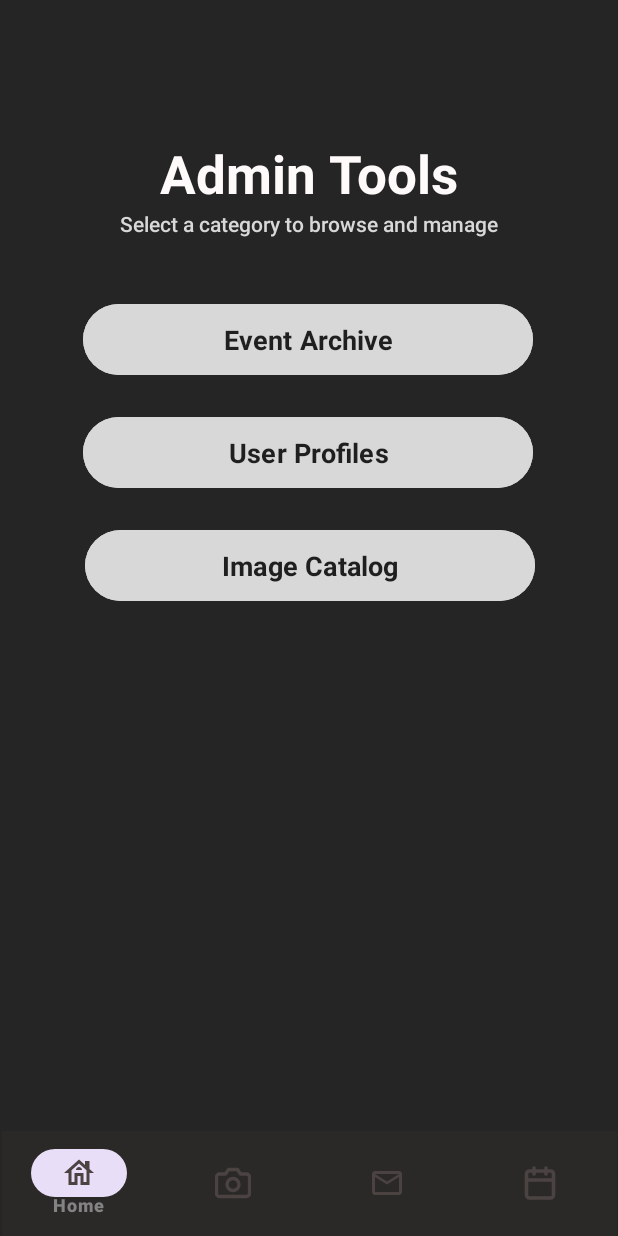
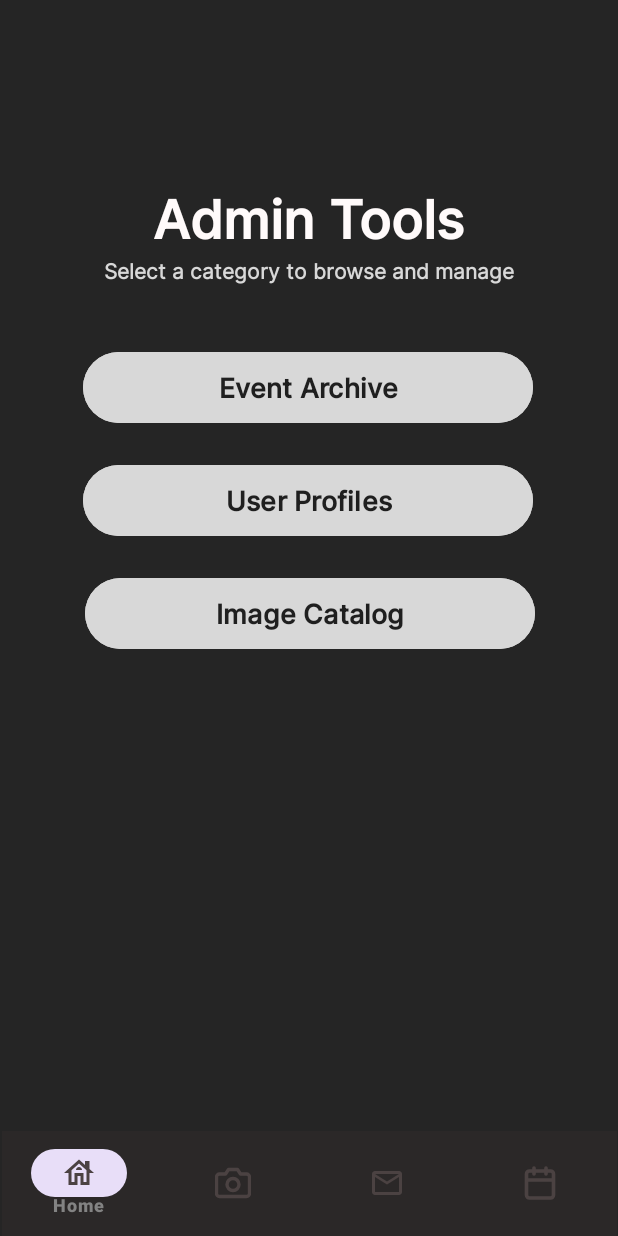
Before and after one commit to CMPUT301F24throat/throat-events, an Android app: the AdminToolsFragment screen opened through its navigation route, on a phone screen of 412 x 824 dp. Run offline under Robolectric (Android 15) with nearby library versions, the phone set to English and light mode, and no system bars; our stand-ins replace CircleImageView, Firebase (no records; nobody signed in at launch, a user with empty details on screens opened directly), navigation-ui; pictures from the network do not load.

Commit message:
Nice pages

```diff
--- a/app/src/main/res/layout/events_my_events.xml
+++ b/app/src/main/res/layout/events_my_events.xml
@@ -13,7 +13,7 @@
         android:layout_marginStart="30dp"
         android:layout_marginTop="40dp"
         android:drawablePadding="8dp"
-        android:fontFamily="sans-serif"
+        android:fontFamily="@font/inter_medium"
         android:gravity="center"
         android:paddingStart="5dp"
         android:paddingTop="5dp"
@@ -23,9 +23,8 @@
         android:textAllCaps="false"
         android:textColor="@color/text1"
         android:textSize="25sp"
-        android:textStyle="bold"
         app:layout_constraintStart_toStartOf="parent"
-        app:layout_constraintTop_toTopOf="parent"/>
+        app:layout_constraintTop_toTopOf="parent" />
 
     <View
         android:id="@+id/divider5"
--- a/app/src/main/res/layout/fragment_admin_events.xml
+++ b/app/src/main/res/layout/fragment_admin_events.xml
@@ -39,15 +39,14 @@
             style="@style/Widget.AppCompat.TextView"
             android:layout_width="wrap_content"
             android:layout_height="48dp"
-            android:fontFamily="sans-serif"
+            android:fontFamily="@font/inter_medium"
             android:gravity="center"
             android:paddingStart="12dp"
             android:paddingEnd="16dp"
             android:text="Events Archive"
             android:textAllCaps="false"
             android:textColor="@color/text1"
-            android:textSize="25sp"
-            android:textStyle="bold" />
+            android:textSize="25sp" />
 
         <View
             android:id="@+id/divider"
--- a/app/src/main/res/layout/fragment_admin_gallery.xml
+++ b/app/src/main/res/layout/fragment_admin_gallery.xml
@@ -36,15 +36,14 @@
             style="@style/Widget.AppCompat.TextView"
             android:layout_width="wrap_content"
             android:layout_height="48dp"
-            android:fontFamily="sans-serif"
+            android:fontFamily="@font/inter_medium"
             android:gravity="center"
             android:paddingStart="12dp"
             android:paddingEnd="16dp"
             android:text="@string/image_catalog"
             android:textAllCaps="false"
             android:textColor="@color/text1"
-            android:textSize="25sp"
-            android:textStyle="bold" />
+            android:textSize="25sp" />
 
         <View
             android:id="@+id/divider"
--- a/app/src/main/res/layout/fragment_admin_tools.xml
+++ b/app/src/main/res/layout/fragment_admin_tools.xml
@@ -12,9 +12,9 @@
         android:layout_width="wrap_content"
         android:layout_height="wrap_content"
         android:layout_marginStart="35dp"
-        android:layout_marginTop="92dp"
+        android:layout_marginTop="120dp"
         android:layout_marginEnd="35dp"
-        android:fontFamily="sans-serif"
+        android:fontFamily="@font/inter_medium"
         android:text="Admin Tools"
         android:textColor="@color/text1"
         android:textSize="35sp"
@@ -27,7 +27,7 @@
         android:id="@+id/adminToolsSubheaderText"
         android:layout_width="wrap_content"
         android:layout_height="wrap_content"
-        android:fontFamily="sans-serif-light"
+        android:fontFamily="@font/inter"
         android:text="Select a category to browse and manage"
         android:textColor="@color/text2"
         android:textSize="14sp"
@@ -43,7 +43,7 @@
         android:layout_height="55dp"
         android:layout_marginTop="20dp"
         android:backgroundTint="@color/text2"
-        android:fontFamily="sans-serif"
+        android:fontFamily="@font/inter_medium"
         android:paddingStart="5dp"
         android:paddingTop="5dp"
         android:paddingEnd="5dp"
@@ -64,7 +64,7 @@
         android:layout_height="55dp"
         android:layout_marginTop="40dp"
         android:backgroundTint="@color/text2"
-        android:fontFamily="sans-serif"
+        android:fontFamily="@font/inter_medium"
         android:paddingStart="5dp"
         android:paddingTop="5dp"
         android:paddingEnd="5dp"
@@ -85,7 +85,7 @@
         android:layout_height="55dp"
         android:layout_marginTop="20dp"
         android:backgroundTint="@color/text2"
-        android:fontFamily="sans-serif"
+        android:fontFamily="@font/inter_medium"
         android:paddingStart="5dp"
         android:paddingTop="5dp"
         android:paddingEnd="5dp"
--- a/app/src/main/res/layout/fragment_admin_users.xml
+++ b/app/src/main/res/layout/fragment_admin_users.xml
@@ -39,15 +39,14 @@
             style="@style/Widget.AppCompat.TextView"
             android:layout_width="wrap_content"
             android:layout_height="48dp"
-            android:fontFamily="sans-serif"
+            android:fontFamily="@font/inter_medium"
             android:gravity="center"
             android:paddingStart="12dp"
             android:paddingEnd="16dp"
             android:text="User Profiles"
             android:textAllCaps="false"
             android:textColor="@color/text1"
-            android:textSize="25sp"
-            android:textStyle="bold" />
+            android:textSize="25sp" />
 
         <View
             android:id="@+id/divider"
--- a/app/src/main/res/layout/fragment_inbox.xml
+++ b/app/src/main/res/layout/fragment_inbox.xml
@@ -14,7 +14,7 @@
         android:layout_marginStart="30dp"
         android:layout_marginTop="40dp"
         android:drawablePadding="8dp"
-        android:fontFamily="sans-serif"
+        android:fontFamily="@font/inter_medium"
         android:gravity="center"
         android:paddingStart="5dp"
         android:paddingTop="5dp"
@@ -24,7 +24,6 @@
         android:textAllCaps="false"
         android:textColor="@color/text1"
         android:textSize="25sp"
-        android:textStyle="bold"
         app:layout_constraintStart_toStartOf="parent"
         app:layout_constraintTop_toTopOf="parent" />
 
```
Also changed, not shown: app/src/main/res/layout/fragment_home.xml (+40 -21 lines).
